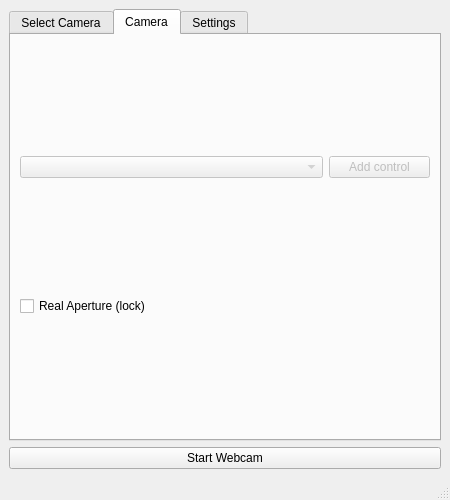
Old version of the form src/gui/mainwindow.ui in the repository david-polak/dslr-webcam.
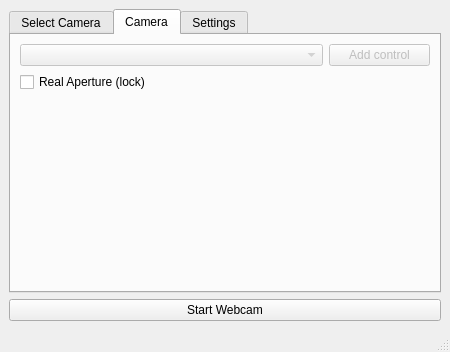
New version of the form. The open tabs and pages were chosen to show the change.

```diff
--- a/src/gui/mainwindow.ui
+++ b/src/gui/mainwindow.ui
@@ -7,7 +7,7 @@
     <x>0</x>
     <y>0</y>
     <width>450</width>
-    <height>500</height>
+    <height>352</height>
    </rect>
   </property>
   <property name="windowTitle">
@@ -108,6 +108,22 @@
           </property>
          </widget>
         </item>
+        <item>
+         <layout class="QVBoxLayout" name="controlWidgetLayout"/>
+        </item>
+        <item>
+         <spacer name="cameraTabSpacer">
+          <property name="orientation">
+           <enum>Qt::Vertical</enum>
+          </property>
+          <property name="sizeHint" stdset="0">
+           <size>
+            <width>20</width>
+            <height>40</height>
+           </size>
+          </property>
+         </spacer>
+        </item>
        </layout>
       </widget>
       <widget class="QWidget" name="settingsTab">
```
Left out of the diff: 2 changed lines with no effect on the pictures.
